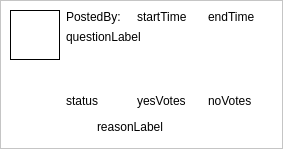
Qt form ui/VoteViewPost.ui (dmzdev/stance) before a commit.
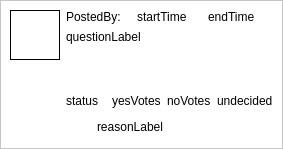
The same form after that commit.

```diff
--- a/ui/VoteViewPost.ui
+++ b/ui/VoteViewPost.ui
@@ -229,6 +229,13 @@
           </property>
          </widget>
         </item>
+        <item>
+         <widget class="QLabel" name="undecidedVotes">
+          <property name="text">
+           <string>undecided</string>
+          </property>
+         </widget>
+        </item>
        </layout>
       </item>
       <item row="4" column="1" rowspan="2">
```
